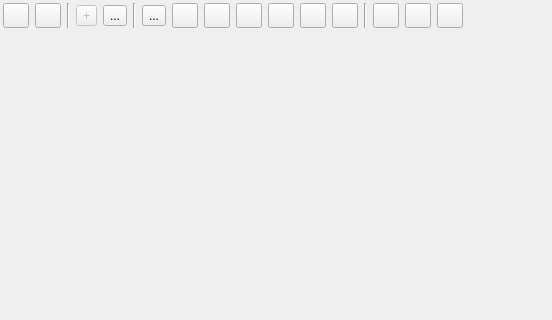
Above: ddocclient/kksqgis/layerprops/qgsattributetabledialog.ui from YuriyRusinov/reper before the change; both pictures show x 0 to 552 and y 0 to 320 of the 891 by 570 pixel window. Below: the same form after it.
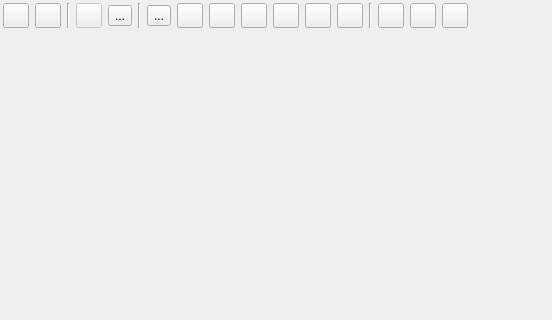
That is the form after the change. Icons and pictures are not drawn. Custom widgets are drawn as their Qt base class.

Patch:
```diff
--- a/ddocclient/kksqgis/layerprops/qgsattributetabledialog.ui
+++ b/ddocclient/kksqgis/layerprops/qgsattributetabledialog.ui
@@ -105,7 +105,13 @@
         <string>Add feature</string>
        </property>
        <property name="text">
-        <string>+</string>
+        <string/>
+       </property>
+       <property name="iconSize">
+        <size>
+         <width>18</width>
+         <height>18</height>
+        </size>
        </property>
       </widget>
      </item>
```
Left out of the diff: 5 changed lines with no effect on the pictures.
